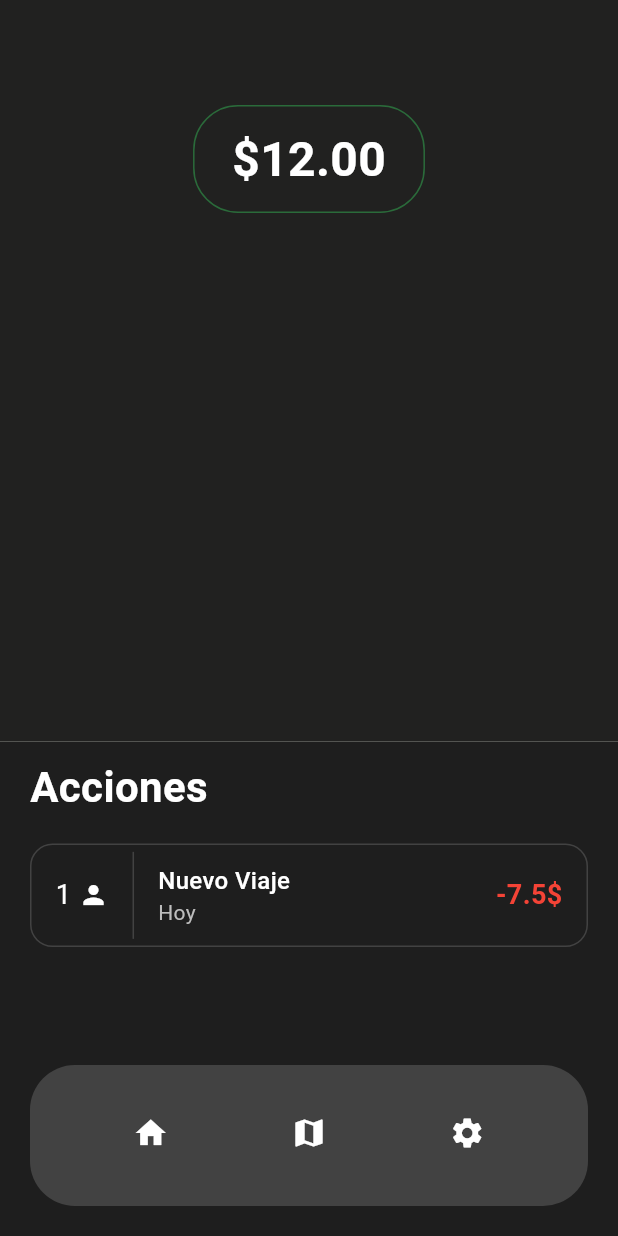
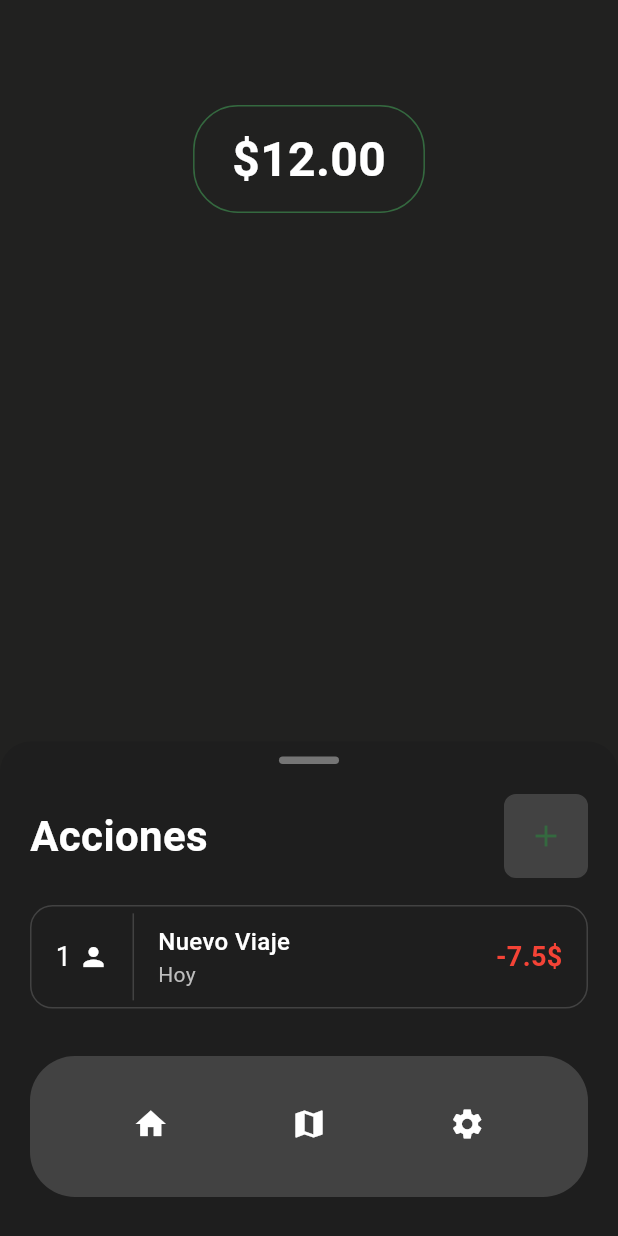
Before and after one commit to CarlosJimeEnez/ruta_app, a Flutter app: the screen it shows after launch, on a phone screen of 412 x 824 dp. Run offline on Flutter 3.47's test engine with Material 3 defaults, Android fonts, the phone set to English and light mode, and no system bars; our stand-ins replace get.

Commit message:
new home screen

```diff
--- /dev/null
+++ b/lib/home/components/add_cash.dart
@@ -0,0 +1,45 @@
+import 'package:flutter/material.dart';
+import 'package:get/get.dart';
+import '../../controllers/balance_controller.dart';
+
+class AddCash extends StatelessWidget {
+  final bool isClickable;
+  final double amount;
+
+  const AddCash({
+    super.key,
+    this.isClickable = true,
+    this.amount = 10.0,
+  });
+
+  @override
+  Widget build(BuildContext context) {
+    final BalanceController balanceController = Get.find<BalanceController>();
+
+    return Material(
+      color: Colors.transparent,
+      child: InkWell(
+        onTap: isClickable
+            ? () => balanceController.addBalance(amount)
+            : null,
+        borderRadius: BorderRadius.circular(8),
+        child: Container(
+          padding: EdgeInsets.all(15),
+          decoration: BoxDecoration(
+            color: Colors.grey.shade800,
+            borderRadius: BorderRadius.circular(8),
+            border: Border.all(
+              color: Colors.grey.shade800,
+              width: 1,
+            ),
+          ),
+          child: Icon(
+            Icons.add,
+            color: Theme.of(context).colorScheme.primary,
+            size: 24,
+          ),
+        ),
+      ),
+    );
+  }
+}
--- a/lib/home/home_screen.dart
+++ b/lib/home/home_screen.dart
@@ -1,5 +1,6 @@
 import 'package:flutter/material.dart';
 import 'package:get/get.dart';
+import 'package:ruta_app/home/components/add_cash.dart';
 import 'package:ruta_app/home/components/app_bar.dart';
 import '../controllers/balance_controller.dart';
 
@@ -21,11 +22,11 @@ class _MyHomePageState extends State<MyHomePage> {
   @override
   Widget build(BuildContext context) {
     return Scaffold(
-      body: Column(
+      body: Stack(
         children: [
           // Map placeholder (dark background)
           Container(
-            height: MediaQuery.of(context).size.height * 0.6,
+            height: MediaQuery.of(context).size.height,
             color: Colors.black87,
             child: Stack(
               children: [
@@ -43,22 +44,54 @@ class _MyHomePageState extends State<MyHomePage> {
             ),
           ),
 
-          // Actions section
-          Expanded(
+          // DraggableScrollableSheet for Actions section
+          DraggableScrollableSheet(
+            initialChildSize: 0.4,
+            minChildSize: 0.1,
+            maxChildSize: 0.9,
+            builder: (BuildContext context, ScrollController scrollController) {
+              return Container(
+                decoration: const BoxDecoration(
+                  color: Color(0xFF1E1E1E),
+                  borderRadius: BorderRadius.only(
+                    topLeft: Radius.circular(20),
+                    topRight: Radius.circular(20),
+                  ),
+                ),
+                child: ListView(
+                  controller: scrollController,
+                  children: [
+                    // Handle indicator
+                    Center(
                       child: Container(
-              color: const Color(0xFF1E1E1E),
-              child: Column(
-                crossAxisAlignment: CrossAxisAlignment.start,
+                        margin: const EdgeInsets.only(top: 10, bottom: 10),
+                        width: 40,
+                        height: 5,
+                        decoration: BoxDecoration(
+                          color: Colors.grey.shade600,
+                          borderRadius: BorderRadius.circular(10),
+                        ),
+                      ),
+                    ),
+
+                    // Title
+                    Padding(
+                      padding:
+                          EdgeInsets.symmetric(horizontal: 20, vertical: 10),
+                      child: Row(
+                        mainAxisAlignment: MainAxisAlignment.spaceBetween,
                         children: [
-                  const Padding(
-                    padding: EdgeInsets.symmetric(horizontal: 20, vertical: 10),
-                    child: Text(
+                          Text(
                             'Acciones',
                             style: TextStyle(
                               color: Colors.white,
                               fontSize: 28,
                               fontWeight: FontWeight.bold,
                             ),
+                          ),
+                          SizedBox(width: 10),
+                          AddCash(),
+                        ],
                       ),
                     ),
 
@@ -71,16 +104,23 @@ class _MyHomePageState extends State<MyHomePage> {
                       isClickable: true, // Make it clickable
                     ),
 
-                  // Bottom action buttons
-                  const Spacer(),
-                  const BottomActionButtons(),
+                    // Spacer to push bottom action buttons to the bottom
+                    // SizedBox(height: MediaQuery.of(context).size.height * 0.3),
                   ],
                 ),
+              );
+            },
           ),
-          ),
+          // Bottom action buttons
+          Stack(children: [
+            Positioned(
+                top: MediaQuery.of(context).size.height - 140,
+                left: 0,
+                right: 0,
+                child: const BottomActionButtons())
+          ]),
         ],
       ),
-      // Add a floating action button for testing
     );
   }
 }
@@ -97,7 +137,7 @@ class PriceDisplay extends StatelessWidget {
       padding: const EdgeInsets.symmetric(horizontal: 25, vertical: 12),
       decoration: BoxDecoration(
         border: Border.all(
-          color: const Color.fromARGB(255, 42, 107, 58),
+          color: Theme.of(context).colorScheme.primary,
           width: 1,
         ),
         borderRadius: BorderRadius.circular(30),
```
Lines whose indentation alone changed are shown as unchanged.
